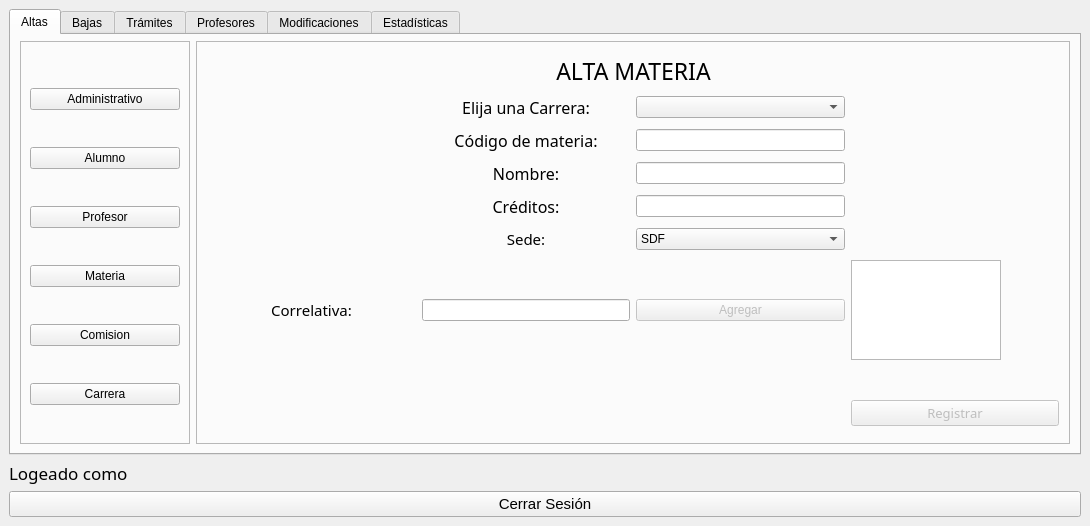
Before: the Qt Designer form designer/systemadmin.ui in LeonelScalise/EDDYPOO-REY_V2.0, drawn with Qt 5.
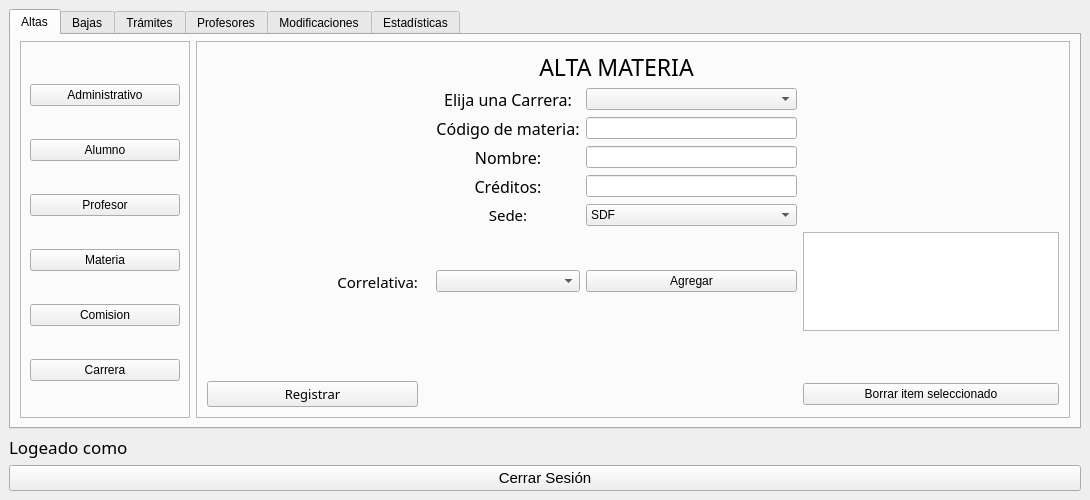
After: the same form once the commit is applied. The open tabs and pages were chosen to show the change.

Commit message: altaMat,combobox anidados,muchas cosasqnomeacuerdo

The edit to the form file:
```diff
--- a/designer/systemadmin.ui
+++ b/designer/systemadmin.ui
@@ -7,7 +7,7 @@
     <x>0</x>
     <y>0</y>
     <width>1090</width>
-    <height>526</height>
+    <height>500</height>
    </rect>
   </property>
   <property name="windowTitle">
@@ -24,7 +24,7 @@
     <string notr="true"/>
    </property>
    <layout class="QGridLayout" name="gridLayout_2">
-    <item row="6" column="0">
+    <item row="7" column="0">
      <widget class="QPushButton" name="btn_logout_admin">
       <property name="font">
        <font>
@@ -36,24 +36,6 @@
       </property>
      </widget>
     </item>
-    <item row="5" column="0">
-     <widget class="QLabel" name="label_info_usuario_log">
-      <property name="font">
-       <font>
-        <family>Segoe UI Semibold</family>
-        <pointsize>13</pointsize>
-        <weight>50</weight>
-        <bold>false</bold>
-       </font>
-      </property>
-      <property name="text">
-       <string>Logeado como</string>
-      </property>
-      <property name="alignment">
-       <set>Qt::AlignLeading|Qt::AlignLeft|Qt::AlignVCenter</set>
-      </property>
-     </widget>
-    </item>
     <item row="3" column="0">
      <widget class="QTabWidget" name="tabWidget">
       <property name="minimumSize">
@@ -1007,64 +989,6 @@
              </widget>
              <widget class="QWidget" name="page_alta_materia">
               <layout class="QGridLayout" name="gridLayout_9">
-               <item row="5" column="1">
-                <widget class="QLabel" name="label_18">
-                 <property name="font">
-                  <font>
-                   <family>Segoe UI Semibold</family>
-                   <pointsize>11</pointsize>
-                  </font>
-                 </property>
-                 <property name="text">
-                  <string>Sede:</string>
-                 </property>
-                 <property name="alignment">
-                  <set>Qt::AlignCenter</set>
-                 </property>
-                </widget>
-               </item>
-               <item row="6" column="2">
-                <widget class="QPushButton" name="btn_add_alta_mat_corre">
-                 <property name="enabled">
-                  <bool>false</bool>
-                 </property>
-                 <property name="text">
-                  <string>Agregar</string>
-                 </property>
-                </widget>
-               </item>
-               <item row="9" column="4">
-                <widget class="QPushButton" name="btn_registro_alta_mat">
-                 <property name="enabled">
-                  <bool>false</bool>
-                 </property>
-                 <property name="font">
-                  <font>
-                   <family>Segoe UI Semibold</family>
-                   <pointsize>10</pointsize>
-                  </font>
-                 </property>
-                 <property name="text">
-                  <string>Registrar</string>
-                 </property>
-                </widget>
-               </item>
-               <item row="4" column="1">
-                <widget class="QLabel" name="label_14">
-                 <property name="font">
-                  <font>
-                   <family>Segoe UI Semibold</family>
-                   <pointsize>12</pointsize>
-                  </font>
-                 </property>
-                 <property name="text">
-                  <string>Créditos:</string>
-                 </property>
-                 <property name="alignment">
-                  <set>Qt::AlignCenter</set>
-                 </property>
-                </widget>
-               </item>
                <item row="2" column="0">
                 <spacer name="horizontalSpacer_31">
                  <property name="orientation">
@@ -1078,8 +1002,47 @@
                  </property>
                 </spacer>
                </item>
-               <item row="1" column="0">
-                <spacer name="horizontalSpacer_30">
+               <item row="2" column="3">
+                <widget class="QLabel" name="label_16">
+                 <property name="font">
+                  <font>
+                   <family>Segoe UI Semibold</family>
+                   <pointsize>12</pointsize>
+                  </font>
+                 </property>
+                 <property name="text">
+                  <string>Código de materia:</string>
+                 </property>
+                 <property name="alignment">
+                  <set>Qt::AlignCenter</set>
+                 </property>
+                </widget>
+               </item>
+               <item row="4" column="3">
+                <widget class="QLabel" name="label_14">
+                 <property name="font">
+                  <font>
+                   <family>Segoe UI Semibold</family>
+                   <pointsize>12</pointsize>
+                  </font>
+                 </property>
+                 <property name="text">
+                  <string>Créditos:</string>
+                 </property>
+                 <property name="alignment">
+                  <set>Qt::AlignCenter</set>
+                 </property>
+                </widget>
+               </item>
+               <item row="4" column="4">
+                <widget class="QLineEdit" name="input_alta_mat_cred">
+                 <property name="maxLength">
+                  <number>1</number>
+                 </property>
+                </widget>
+               </item>
+               <item row="4" column="0">
+                <spacer name="horizontalSpacer_36">
                  <property name="orientation">
                   <enum>Qt::Horizontal</enum>
                  </property>
@@ -1091,7 +1054,55 @@
                  </property>
                 </spacer>
                </item>
-               <item row="2" column="4">
+               <item row="7" column="6">
+                <widget class="QLabel" name="label_error_correl">
+                 <property name="enabled">
+                  <bool>true</bool>
+                 </property>
+                 <property name="maximumSize">
+                  <size>
+                   <width>16777215</width>
+                   <height>20</height>
+                  </size>
+                 </property>
+                 <property name="styleSheet">
+                  <string notr="true">color:red;</string>
+                 </property>
+                 <property name="text">
+                  <string/>
+                 </property>
+                </widget>
+               </item>
+               <item row="3" column="0">
+                <spacer name="horizontalSpacer_35">
+                 <property name="orientation">
+                  <enum>Qt::Horizontal</enum>
+                 </property>
+                 <property name="sizeHint" stdset="0">
+                  <size>
+                   <width>205</width>
+                   <height>20</height>
+                  </size>
+                 </property>
+                </spacer>
+               </item>
+               <item row="11" column="0">
+                <widget class="QPushButton" name="btn_registro_alta_mat">
+                 <property name="enabled">
+                  <bool>true</bool>
+                 </property>
+                 <property name="font">
+                  <font>
+                   <family>Segoe UI Semibold</family>
+                   <pointsize>10</pointsize>
+                  </font>
+                 </property>
+                 <property name="text">
+                  <string>Registrar</string>
+                 </property>
+                </widget>
+               </item>
+               <item row="2" column="6">
                 <spacer name="horizontalSpacer_33">
                  <property name="orientation">
                   <enum>Qt::Horizontal</enum>
@@ -1104,7 +1115,7 @@
                  </property>
                 </spacer>
                </item>
-               <item row="4" column="4">
+               <item row="4" column="6">
                 <spacer name="horizontalSpacer_32">
                  <property name="orientation">
                   <enum>Qt::Horizontal</enum>
@@ -1117,62 +1128,7 @@
                  </property>
                 </spacer>
                </item>
-               <item row="6" column="1">
-                <widget class="QLineEdit" name="input_alta_mat_corr">
-                 <property name="enabled">
-                  <bool>true</bool>
-                 </property>
-                </widget>
-               </item>
-               <item row="3" column="1">
-                <widget class="QLabel" name="label_15">
-                 <property name="sizePolicy">
-                  <sizepolicy hsizetype="Preferred" vsizetype="Preferred">
-                   <horstretch>0</horstretch>
-                   <verstretch>0</verstretch>
-                  </sizepolicy>
-                 </property>
-                 <property name="font">
-                  <font>
-                   <family>Segoe UI Semibold</family>
-                   <pointsize>12</pointsize>
-                  </font>
-                 </property>
-                 <property name="text">
-                  <string>Nombre:</string>
-                 </property>
-                 <property name="alignment">
-                  <set>Qt::AlignCenter</set>
-                 </property>
-                </widget>
-               </item>
-               <item row="4" column="0">
-                <spacer name="horizontalSpacer_36">
-                 <property name="orientation">
-                  <enum>Qt::Horizontal</enum>
-                 </property>
-                 <property name="sizeHint" stdset="0">
-                  <size>
-                   <width>205</width>
-                   <height>20</height>
-                  </size>
-                 </property>
-                </spacer>
-               </item>
-               <item row="9" column="1" colspan="2">
-                <widget class="QLabel" name="label_informe_materia">
-                 <property name="enabled">
-                  <bool>true</bool>
-                 </property>
-                 <property name="styleSheet">
-                  <string notr="true">color:green;</string>
-                 </property>
-                 <property name="text">
-                  <string/>
-                 </property>
-                </widget>
-               </item>
-               <item row="3" column="4">
+               <item row="3" column="6">
                 <spacer name="horizontalSpacer_34">
                  <property name="orientation">
                   <enum>Qt::Horizontal</enum>
@@ -1188,70 +1144,9 @@
                  </property>
                 </spacer>
                </item>
-               <item row="1" column="2">
+               <item row="1" column="4">
                 <widget class="QComboBox" name="cb_alta_mat_carrera"/>
                </item>
-               <item row="7" column="4">
-                <widget class="QLabel" name="label_error_correl">
-                 <property name="enabled">
-                  <bool>true</bool>
-                 </property>
-                 <property name="maximumSize">
-                  <size>
-                   <width>16777215</width>
-                   <height>20</height>
-                  </size>
-                 </property>
-                 <property name="styleSheet">
-                  <string notr="true">color:red;</string>
-                 </property>
-                 <property name="text">
-                  <string/>
-                 </property>
-                </widget>
-               </item>
-               <item row="1" column="1">
-                <widget class="QLabel" name="label_17">
-                 <property name="font">
-                  <font>
-                   <family>Segoe UI Semibold</family>
-                   <pointsize>12</pointsize>
-                  </font>
-                 </property>
-                 <property name="text">
-                  <string>Elija una Carrera:</string>
-                 </property>
-                 <property name="alignment">
-                  <set>Qt::AlignCenter</set>
-                 </property>
-                </widget>
-               </item>
-               <item row="1" column="4">
-                <spacer name="horizontalSpacer_29">
-                 <property name="orientation">
-                  <enum>Qt::Horizontal</enum>
-                 </property>
-                 <property name="sizeHint" stdset="0">
-                  <size>
-                   <width>205</width>
-                   <height>20</height>
-                  </size>
-                 </property>
-                </spacer>
-               </item>
-               <item row="3" column="0">
-                <spacer name="horizontalSpacer_35">
-                 <property name="orientation">
-                  <enum>Qt::Horizontal</enum>
-                 </property>
-                 <property name="sizeHint" stdset="0">
-                  <size>
-                   <width>205</width>
-                   <height>20</height>
-                  </size>
-                 </property>
-                </spacer>
-               </item>
                <item row="6" column="0">
                 <widget class="QLabel" name="label_19">
                  <property name="enabled">
@@ -1267,11 +1162,89 @@
                   <string>Correlativa:</string>
                  </property>
                  <property name="alignment">
+                  <set>Qt::AlignRight|Qt::AlignTrailing|Qt::AlignVCenter</set>
+                 </property>
+                </widget>
+               </item>
+               <item row="2" column="4">
+                <widget class="QLineEdit" name="input_alta_mat_cod">
+                 <property name="sizePolicy">
+                  <sizepolicy hsizetype="Preferred" vsizetype="Fixed">
+                   <horstretch>0</horstretch>
+                   <verstretch>0</verstretch>
+                  </sizepolicy>
+                 </property>
+                 <property name="maxLength">
+                  <number>5</number>
+                 </property>
+                </widget>
+               </item>
+               <item row="6" column="3">
+                <widget class="QComboBox" name="cb_alta_mat_corre">
+                 <property name="duplicatesEnabled">
+                  <bool>false</bool>
+                 </property>
+                </widget>
+               </item>
+               <item row="11" column="6">
+                <widget class="QPushButton" name="btn_borrar_item_alta_mat">
+                 <property name="text">
+                  <string>Borrar item seleccionado</string>
+                 </property>
+                </widget>
+               </item>
+               <item row="3" column="3">
+                <widget class="QLabel" name="label_15">
+                 <property name="sizePolicy">
+                  <sizepolicy hsizetype="Preferred" vsizetype="Preferred">
+                   <horstretch>0</horstretch>
+                   <verstretch>0</verstretch>
+                  </sizepolicy>
+                 </property>
+                 <property name="font">
+                  <font>
+                   <family>Segoe UI Semibold</family>
+                   <pointsize>12</pointsize>
+                  </font>
+                 </property>
+                 <property name="text">
+                  <string>Nombre:</string>
+                 </property>
+                 <property name="alignment">
                   <set>Qt::AlignCenter</set>
                  </property>
                 </widget>
                </item>
-               <item row="5" column="2">
+               <item row="10" column="3" colspan="2">
+                <widget class="QLabel" name="label_informe_materia">
+                 <property name="enabled">
+                  <bool>true</bool>
+                 </property>
+                 <property name="styleSheet">
+                  <string notr="true">color:green;</string>
+                 </property>
+                 <property name="text">
+                  <string/>
+                 </property>
+                </widget>
+               </item>
+               <item row="5" column="3">
+                <widget class="QLabel" name="label_18">
+                 <property name="font">
+                  <font>
+                   <family>Segoe UI Semibold</family>
+                   <pointsize>11</pointsize>
+                  </font>
+                 </property>
+                 <property name="text">
+                  <string>Sede:</string>
+                 </property>
+                 <property name="alignment">
+                  <set>Qt::AlignCenter</set>
+                 </property>
+                </widget>
+               </item>
+               <item row="5" column="4">
                 <widget class="QComboBox" name="cb_alta_mat_sede">
                  <item>
                   <property name="text">
@@ -1290,46 +1263,7 @@
                  </item>
                 </widget>
                </item>
-               <item row="2" column="1">
-                <widget class="QLabel" name="label_16">
-                 <property name="font">
-                  <font>
-                   <family>Segoe UI Semibold</family>
-                   <pointsize>12</pointsize>
-                  </font>
-                 </property>
-                 <property name="text">
-                  <string>Código de materia:</string>
-                 </property>
-                 <property name="alignment">
-                  <set>Qt::AlignCenter</set>
-                 </property>
-                </widget>
-               </item>
-               <item row="2" column="2">
-                <widget class="QLineEdit" name="input_alta_mat_cod">
-                 <property name="sizePolicy">
-                  <sizepolicy hsizetype="Preferred" vsizetype="Fixed">
-                   <horstretch>0</horstretch>
-                   <verstretch>0</verstretch>
-                  </sizepolicy>
-                 </property>
-                </widget>
-               </item>
-               <item row="6" column="4">
-                <widget class="QListView" name="lv_alta_mat_correlativas">
-                 <property name="maximumSize">
-                  <size>
-                   <width>150</width>
-                   <height>100</height>
-                  </size>
-                 </property>
-                </widget>
-               </item>
-               <item row="4" column="2">
-                <widget class="QLineEdit" name="input_alta_mat_cred"/>
-               </item>
-               <item row="0" column="1" colspan="2">
+               <item row="0" column="3" colspan="2">
                 <widget class="QLabel" name="label_38">
                  <property name="maximumSize">
                   <size>
@@ -1351,10 +1285,20 @@
                  </property>
                 </widget>
                </item>
-               <item row="3" column="2">
-                <widget class="QLineEdit" name="input_alta_mat_nom"/>
+               <item row="1" column="6">
+                <spacer name="horizontalSpacer_29">
+                 <property name="orientation">
+                  <enum>Qt::Horizontal</enum>
+                 </property>
+                 <property name="sizeHint" stdset="0">
+                  <size>
+                   <width>205</width>
+                   <height>20</height>
+                  </size>
+                 </property>
+                </spacer>
                </item>
-               <item row="9" column="0" colspan="2">
+               <item row="10" column="0" colspan="4">
                 <widget class="QLabel" name="label_informe_alta_mat">
                  <property name="font">
                   <font>
@@ -1370,6 +1314,51 @@
                  </property>
                 </widget>
                </item>
+               <item row="6" column="4">
+                <widget class="QPushButton" name="btn_add_alta_mat_corre">
+                 <property name="enabled">
+                  <bool>true</bool>
+                 </property>
+                 <property name="text">
+                  <string>Agregar</string>
+                 </property>
+                </widget>
+               </item>
+               <item row="1" column="0">
+                <spacer name="horizontalSpacer_30">
+                 <property name="orientation">
+                  <enum>Qt::Horizontal</enum>
+                 </property>
+                 <property name="sizeHint" stdset="0">
+                  <size>
+                   <width>205</width>
+                   <height>20</height>
+                  </size>
+                 </property>
+                </spacer>
+               </item>
+               <item row="3" column="4">
+                <widget class="QLineEdit" name="input_alta_mat_nom"/>
+               </item>
+               <item row="1" column="3">
+                <widget class="QLabel" name="label_17">
+                 <property name="font">
+                  <font>
+                   <family>Segoe UI Semibold</family>
+                   <pointsize>12</pointsize>
+                  </font>
+                 </property>
+                 <property name="text">
+                  <string>Elija una Carrera:</string>
+                 </property>
+                 <property name="alignment">
+                  <set>Qt::AlignCenter</set>
+                 </property>
+                </widget>
+               </item>
+               <item row="6" column="6">
+                <widget class="QListWidget" name="listWidget_alta_mat"/>
+               </item>
               </layout>
              </widget>
              <widget class="QWidget" name="page_alta_comi">
@@ -5555,6 +5544,24 @@
       </widget>
      </widget>
     </item>
+    <item row="6" column="0">
+     <widget class="QLabel" name="label_info_usuario_log">
+      <property name="font">
+       <font>
+        <family>Segoe UI Semibold</family>
+        <pointsize>13</pointsize>
+        <weight>50</weight>
+        <bold>false</bold>
+       </font>
+      </property>
+      <property name="text">
+       <string>Logeado como</string>
+      </property>
+      <property name="alignment">
+       <set>Qt::AlignLeading|Qt::AlignLeft|Qt::AlignVCenter</set>
+      </property>
+     </widget>
+    </item>
    </layout>
   </widget>
  </widget>
```
Left out of the diff: 727 changed lines with no effect on the pictures. The commit also changes 5 other files.
